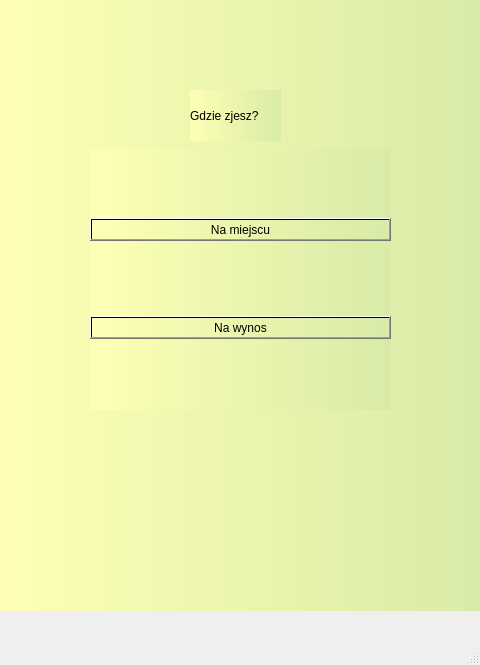
Above: ordering-food-app-2/mainwindow.ui from Gipsonek123/Ordering-food-app before the change. Below: the same form after it.
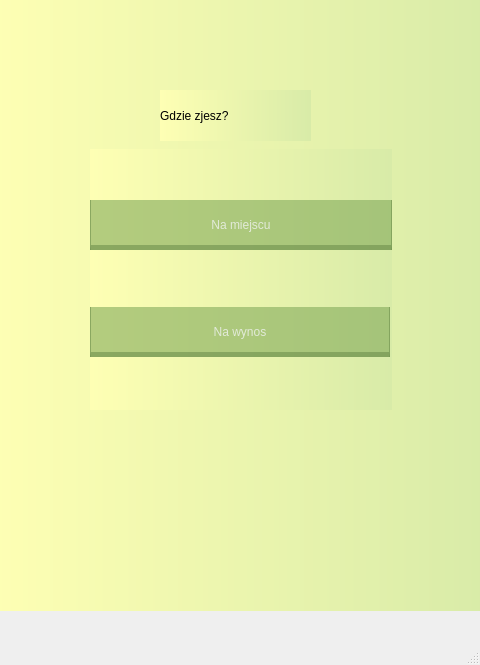
That is the form after the change. The open tabs and pages were chosen to show the change. Icons and pictures are not drawn.

The edit to the form file:
```diff
--- a/ordering-food-app-2/mainwindow.ui
+++ b/ordering-food-app-2/mainwindow.ui
@@ -193,13 +193,46 @@
        <rect>
         <x>90</x>
         <y>149</y>
-        <width>301</width>
+        <width>302</width>
         <height>261</height>
        </rect>
       </property>
       <layout class="QVBoxLayout" name="verticalLayout_2">
        <item>
         <widget class="QPushButton" name="pushButton_3">
+         <property name="minimumSize">
+          <size>
+           <width>300</width>
+           <height>50</height>
+          </size>
+         </property>
+         <property name="styleSheet">
+          <string notr="true">QPushButton{
+	font: 350 9pt &quot;Cascadia Code SemiLight&quot;;
+	padding-top: 5px;
+	color: rgb(226,234,216);
+	background-color: rgba(130,170,90,0.6);
+	border: none;
+	border-left: 1px solid rgba(110,144,76,0.6);
+	border-right: 1px solid rgba(110,144,76,0.6);
+	border-bottom: 5px solid rgba(110,144,76,0.6);
+}
+QPushButton:hover{
+	background-color: rgba(138,181,96, 0.6);
+	border-left: 1px solid rgba(110,144,76,0.6);
+	border-right: 1px solid rgba(110,144,76,0.6);
+	border-bottom: 5px solid rgba(110,144,76,0.6);
+}
+QPushButton:pressed{
+	background-color: rgba(120,157,83,0.6);
+	border-left: 1px solid rgba(110,144,76,0.6);
+	border-right: 1px solid rgba(110,144,76,0.6);
+	border-bottom: 5px solid rgba(110,144,76,0.6);
+	padding-top: -5px;
+	border-bottom: none;
+}	
+</string>
+         </property>
          <property name="text">
           <string>Na miejscu</string>
          </property>
@@ -207,6 +240,39 @@
        </item>
        <item>
         <widget class="QPushButton" name="pushButton_2">
+         <property name="maximumSize">
+          <size>
+           <width>300</width>
+           <height>50</height>
+          </size>
+         </property>
+         <property name="styleSheet">
+          <string notr="true">QPushButton{
+	font: 350 9pt &quot;Cascadia Code SemiLight&quot;;
+	padding-top: 5px;
+	color: rgb(226,234,216);
+	background-color: rgba(130,170,90,0.6);
+	border: none;
+	border-left: 1px solid rgba(110,144,76,0.6);
+	border-right: 1px solid rgba(110,144,76,0.6);
+	border-bottom: 5px solid rgba(110,144,76,0.6);
+}
+QPushButton:hover{
+	background-color: rgba(138,181,96, 0.6);
+	border-left: 1px solid rgba(110,144,76,0.6);
+	border-right: 1px solid rgba(110,144,76,0.6);
+	border-bottom: 5px solid rgba(110,144,76,0.6);
+}
+QPushButton:pressed{
+	background-color: rgba(120,157,83,0.6);
+	border-left: 1px solid rgba(110,144,76,0.6);
+	border-right: 1px solid rgba(110,144,76,0.6);
+	border-bottom: 5px solid rgba(110,144,76,0.6);
+	padding-top: -5px;
+	border-bottom: none;
+}	
+</string>
+         </property>
          <property name="text">
           <string>Na wynos</string>
          </property>
@@ -217,16 +283,36 @@
      <widget class="QLabel" name="label_3">
       <property name="geometry">
        <rect>
-        <x>190</x>
+        <x>160</x>
         <y>90</y>
-        <width>91</width>
+        <width>151</width>
         <height>51</height>
        </rect>
       </property>
+      <property name="styleSheet">
+       <string notr="true">	font: 350 12pt &quot;Cascadia Code SemiLight&quot;;
+</string>
+      </property>
       <property name="text">
        <string>Gdzie zjesz?</string>
       </property>
      </widget>
+     <widget class="QLabel" name="label_10">
+      <property name="geometry">
+       <rect>
+        <x>-10</x>
+        <y>0</y>
+        <width>501</width>
+        <height>651</height>
+       </rect>
+      </property>
+      <property name="text">
+       <string/>
+      </property>
+     </widget>
+     <zorder>label_10</zorder>
+     <zorder>verticalLayoutWidget_2</zorder>
+     <zorder>label_3</zorder>
     </widget>
     <widget class="QWidget" name="Menupage">
      <widget class="QScrollBar" name="verticalScrollBar">
```
Left out of the diff: 79 changed lines with no effect on the pictures.
